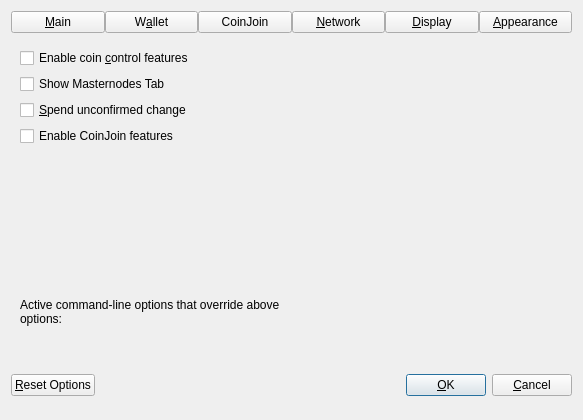
Qt form src/qt/forms/optionsdialog.ui (piratecash/pirate) before a commit.
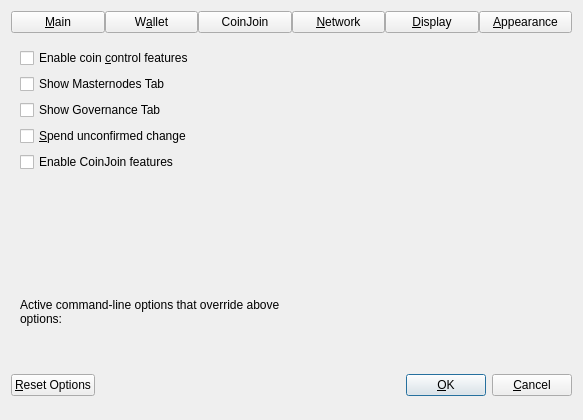
The same form after that commit. The open tabs and pages were chosen to show the change. Custom widgets are drawn as their Qt base class.

Commit message: Qt: Adds Governance tab (#4351)

What changed in the file:
```diff
--- a/src/qt/forms/optionsdialog.ui
+++ b/src/qt/forms/optionsdialog.ui
@@ -328,6 +328,16 @@
             </property>
            </widget>
           </item>
+          <item>
+           <widget class="QCheckBox" name="showGovernanceTab">
+            <property name="toolTip">
+             <string>Show additional tab listing governance proposals.</string>
+            </property>
+            <property name="text">
+             <string>Show Governance Tab</string>
+            </property>
+           </widget>
+          </item>
           <item>
            <widget class="QCheckBox" name="spendZeroConfChange">
             <property name="toolTip">
```
The commit also changes 20 other files.
